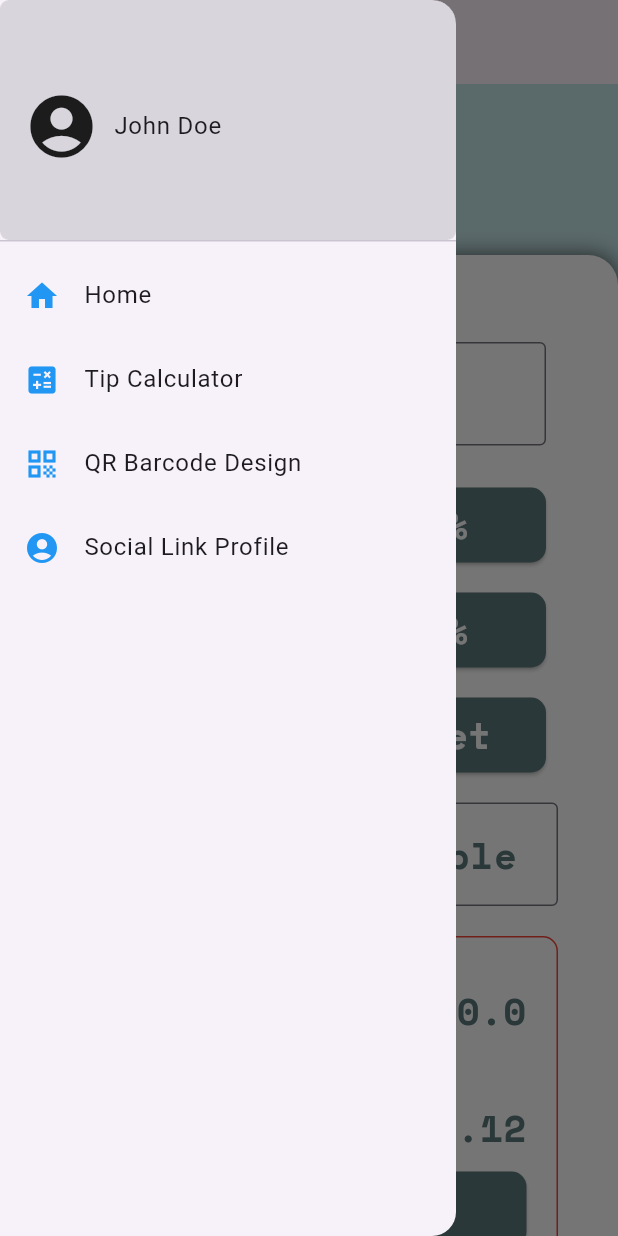
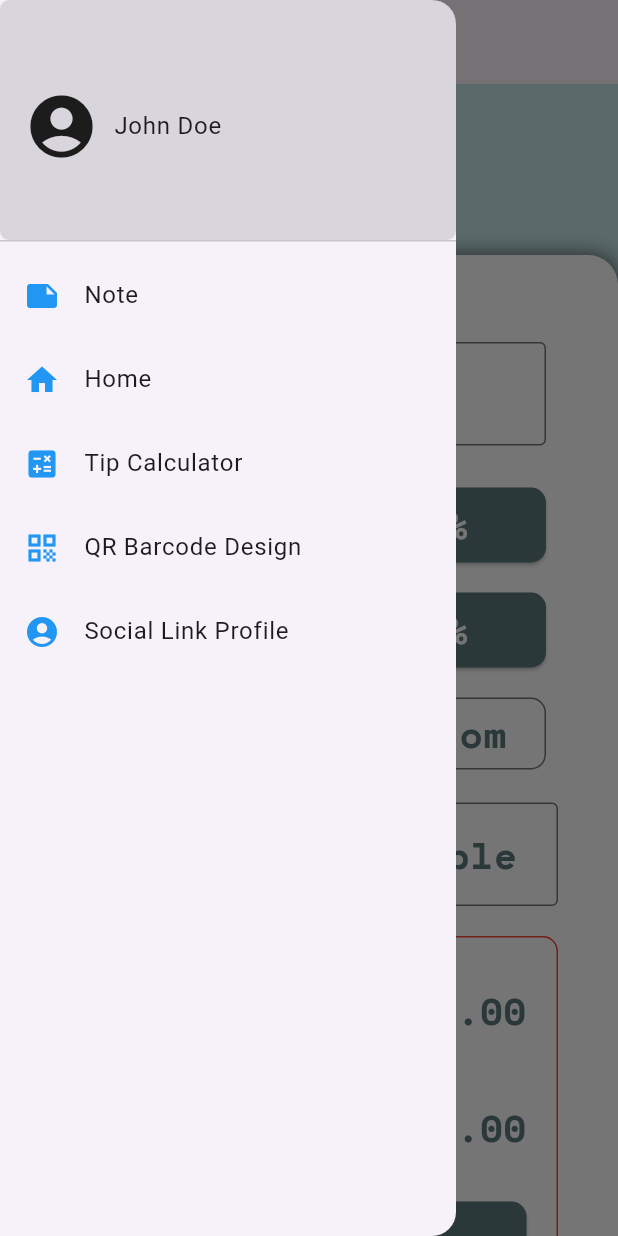
Before and after one commit to farids13/flutter, a Flutter app: the TipCalculator screen opened by its route, with the side drawer open, on a phone screen of 412 x 824 dp. Run offline on Flutter 3.47's test engine with Material 3 defaults, Android fonts, the phone set to English and light mode, and no system bars; our stand-ins replace flutter_svg, go_router, google_fonts, shared_preferences, watch_it; accounts and stored records are empty.

Commit message:
make note page

```diff
--- a/lib/drawer.dart
+++ b/lib/drawer.dart
@@ -20,6 +20,12 @@ Widget drawerList(BuildContext context, {required String username}) {
             color: Colors.black12,
             borderRadius: BorderRadius.circular(6),
           ),
+        ),
+        ListTile(
+          title: Text("Note"),
+          iconColor: Colors.blue,
+          leading: Icon(Icons.note),
+          onTap: () => context.go('/note'),
         ),
         ListTile(
           title: Text("Home"),
--- /dev/null
+++ b/lib/features/medium/note.dart
@@ -0,0 +1,41 @@
+import 'package:flutter/material.dart';
+import 'package:flutter_svg/svg.dart';
+import 'package:simple_flutter_template/drawer.dart';
+
+class Note extends StatefulWidget {
+  const Note({super.key});
+
+  @override
+  State<Note> createState() => _NoteState();
+}
+
+class _NoteState extends State<Note> {
+  @override
+  Widget build(BuildContext context) {
+    return Scaffold(
+      appBar: AppBar(
+        title: Text(
+          'Note',
+          textAlign: TextAlign.left,
+        ),
+      ),
+      drawer: drawerList(context, username: "Halo om "),
+      backgroundColor: Color(0xff252525),
+      body: Container(
+        child: Center(
+          child: Container(
+            height: 200,
+            width: 200,
+            decoration: BoxDecoration(
+              border: Border.all(
+                color: Colors.red,
+                width: 1.0,
+              ),
+            ),
+            child: SvgPicture.asset("assets/icons/note/note_hero.svg"),
+          ),
+        ),
+      ),
+    );
+  }
+}
--- a/lib/features/medium/tip_calculator.dart
+++ b/lib/features/medium/tip_calculator.dart
@@ -13,10 +13,33 @@ class TipCalculator extends StatefulWidget {
 class _TipCalculatorState extends State<TipCalculator> {
   bool isBg = true;
 
+  final TextEditingController billController = TextEditingController();
+  final TextEditingController nopController = TextEditingController();
+
   double billAmount = 0;
   double tipPercentage = 0;
+  int numberOfPeople = 1;
   double tipAmount = 0;
   double totalAmount = 0;
+
+  void reset() {
+    setState(() {
+      billAmount = 0;
+      tipPercentage = 0;
+      numberOfPeople = 1;
+      tipAmount = 0;
+      totalAmount = 0;
+      billController.clear();
+      nopController.clear();
+    });
+  }
+
+  @override
+  void dispose() {
+    billController.dispose();
+    nopController.dispose();
+    super.dispose();
+  }
 
   @override
   Widget build(BuildContext context) {
@@ -88,6 +111,7 @@ class _TipCalculatorState extends State<TipCalculator> {
               right: 0,
               top: MediaQuery.of(context).size.height * 0.15,
               child: Container(
+                height: MediaQuery.of(context).size.height * 0.85,
                 decoration: BoxDecoration(
                   boxShadow: [
                     BoxShadow(
@@ -112,6 +136,7 @@ class _TipCalculatorState extends State<TipCalculator> {
                       child: Container(
                         padding: EdgeInsets.fromLTRB(40, 10, 40, 10),
                         child: TextField(
+                          controller: billController,
                           onChanged: (value) {
                             setState(() {
                               billAmount = double.parse(value);
@@ -138,8 +163,14 @@ class _TipCalculatorState extends State<TipCalculator> {
                           Row(
                             mainAxisAlignment: MainAxisAlignment.spaceAround,
                             children: [
-                              buttonStyle("5%", () => {}, null),
-                              buttonStyle("10%", () => {}, null),
+                              buttonStyle(
+                                  "5%",
+                                  () => {setState(() => tipPercentage = 0.05)},
+                                  null),
+                              buttonStyle(
+                                  "10%",
+                                  () => {setState(() => tipPercentage = 0.1)},
+                                  null),
                             ],
                           ),
                           SizedBox(
@@ -148,8 +179,14 @@ class _TipCalculatorState extends State<TipCalculator> {
                           Row(
                             mainAxisAlignment: MainAxisAlignment.spaceAround,
                             children: [
-                              buttonStyle("15%", () => {}, null),
-                              buttonStyle("20%", () => {}, null),
+                              buttonStyle(
+                                  "15%",
+                                  () => {setState(() => tipPercentage = 0.15)},
+                                  null),
+                              buttonStyle(
+                                  "20%",
+                                  () => {setState(() => tipPercentage = 0.2)},
+                                  null),
                             ],
                           ),
                           SizedBox(
@@ -158,8 +195,35 @@ class _TipCalculatorState extends State<TipCalculator> {
                           Row(
                             mainAxisAlignment: MainAxisAlignment.spaceAround,
                             children: [
-                              buttonStyle("Custom", () => {}, null),
-                              buttonStyle("Reset", () => {}, null),
+                              buttonStyle(
+                                "50%",
+                                () => {setState(() => tipPercentage = 0.5)},
+                                null,
+                              ),
+                              Container(
+                                width: 150,
+                                height: 50,
+                                child: TextField(
+                                  onChanged: (value) => {
+                                    setState(() {
+                                      tipPercentage = double.parse(value) / 100;
+                                    })
+                                  },
+                                  textAlign: TextAlign.right,
+                                  style: style,
+                                  decoration: InputDecoration(
+                                    label: Text(
+                                      "Custom",
+                                    ),
+                                    labelStyle: style,
+                                    contentPadding: EdgeInsets.only(left: 25),
+                                    border: OutlineInputBorder(
+                                        borderRadius:
+                                            BorderRadius.circular(10.0)),
+                                    hintTextDirection: TextDirection.rtl,
+                                  ),
+                                ),
+                              )
                             ],
                           ),
                         ],
@@ -168,6 +232,12 @@ class _TipCalculatorState extends State<TipCalculator> {
                     Container(
                       padding: EdgeInsets.fromLTRB(40, 10, 40, 10),
                       child: TextField(
+                        controller: nopController,
+                        onChanged: (value) => {
+                          setState(() {
+                            numberOfPeople = int.parse(value);
+                          })
+                        },
                         style: style,
                         textAlign: TextAlign.right,
                         decoration: InputDecoration(
@@ -221,7 +291,7 @@ class _TipCalculatorState extends State<TipCalculator> {
                                             ),
                                           ),
                                           Text(
-                                            '\$$billAmount',
+                                            '\$${double.parse((billAmount * tipPercentage / numberOfPeople).toString()).toStringAsFixed(2)}',
                                             style: style,
                                           ),
                                         ],
@@ -249,13 +319,16 @@ class _TipCalculatorState extends State<TipCalculator> {
                                             ),
                                           ),
                                           Text(
-                                            '\$32.12',
+                                            '\$${double.parse(((billAmount + (billAmount * tipPercentage)) / numberOfPeople).toString()).toStringAsFixed(2)}',
                                             style: style,
                                           ),
                                         ],
                                       ),
-                                      buttonStyle(
-                                          "Reset", () => null, double.infinity),
+                                      SizedBox(
+                                        height: 20,
+                                      ),
+                                      buttonStyle("Reset", () => {reset()},
+                                          double.infinity),
                                     ],
                                   ),
                                 ),
--- a/lib/route.dart
+++ b/lib/route.dart
@@ -3,6 +3,7 @@ import 'package:simple_flutter_template/features/easy_ui/social_page.dart';
 import 'package:simple_flutter_template/features/home/home_page.dart';
 import 'package:simple_flutter_template/features/login/login_page.dart';
 import 'package:simple_flutter_template/features/easy_ui/qr_page.dart';
+import 'package:simple_flutter_template/features/medium/note.dart';
 import 'package:simple_flutter_template/features/medium/tip_calculator.dart';
 import 'package:simple_flutter_template/features/splash/splash_page.dart';
 
@@ -32,6 +33,10 @@ final appRouter = GoRouter(
       builder: (context, state) => TipCalculator(),
     ),
     GoRoute(
+      path: "/note",
+      builder: (context, state) => Note(),
+    ),
+    GoRoute(
       path: '/home/:username',
       builder: (context, state) {
         final username = state.pathParameters['username'] ?? '';
```
Also changed, not shown: assets/icons/note/note_hero.svg (added).
